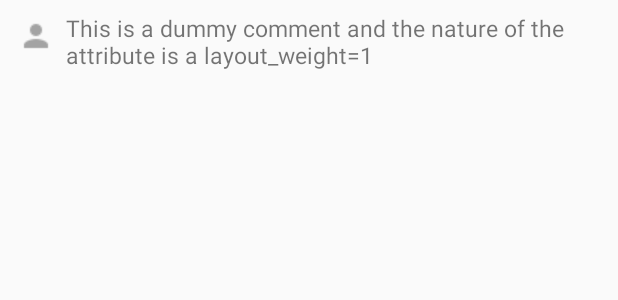
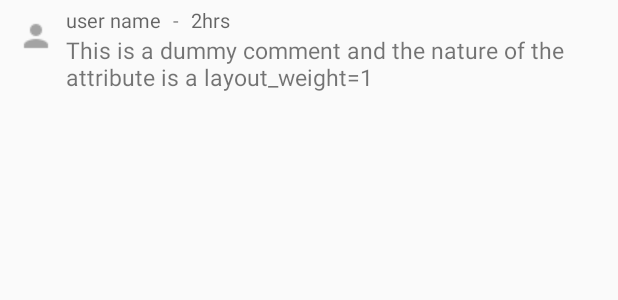
Before and after one commit to anosikeosifo/galleriaafrique, an Android app: the layout post_comments_list_item.xml on its own in the app's theme, with its tools: preview values and no code run, on a phone screen of 412 x 824 dp. Shown: the top 300 px of the screen. Run offline under Robolectric (Android 15) with nearby library versions, the phone set to English and light mode, and no system bars.

Commit message:
Improve Comments logic and code structure

```diff
--- a/app/src/main/java/com/galleriafrique/Constants.java
+++ b/app/src/main/java/com/galleriafrique/Constants.java
@@ -6,7 +6,7 @@ import java.text.SimpleDateFormat;
  * Created by osifo on 8/3/15.
  */
 public class Constants {
-    public static final String ENDPOINT                     = "http://tilteapp.herokuapp.com/api";
+    public static final String ENDPOINT                     = "http://52.34.197.169/api";
     public static final String PAGE_NUMBER                  = "page";
     public static final String TAG                          = "Galleriafrique";
     public static final String START_DATE                   = "startDate";
@@ -16,7 +16,7 @@ public class Constants {
     public static final String PARAM_POST_USER_ID           = "post[user_id]";
     public static final String PARAM_USER_ID                = "user_id";
     public static final String PARAM_POST_ID                = "post_id";
-    public static final String GET_POSTS_FAILED             = "Posts could not be loaded, Try again.";
+    public static final String GET_POSTS_FAILED                = "Posts could not be loaded, Try again.";
     public static final String CREATE_POSTS_FAILED          = "Posts could not be created, Try again.";
     public static final String POST_NEW_COMMENT             = "Posting your comment...";
     public static final String ADD_COMMENT_FAILED           = "Comment could not be posted. Try again.";
--- a/app/src/main/java/com/galleriafrique/controller/fragment/posts/PostDetails.java
+++ b/app/src/main/java/com/galleriafrique/controller/fragment/posts/PostDetails.java
@@ -142,7 +142,7 @@ public class PostDetails  extends BaseFragment implements CommentRepo.CommentRep
         ((TextView)postDetailsHeader.findViewById(R.id.post_username)).setText(post.getUser().getName());
         ((TextView)postDetailsHeader.findViewById(R.id.post_description)).setText(post.getDescription());
         ((TextView)postDetailsHeader.findViewById(R.id.post_location)).setText(post.getLocation());
-        ((TextView)postDetailsHeader.findViewById(R.id.post_created_at)).setText(post.getCreatedTime());
+        ((TextView)postDetailsHeader.findViewById(R.id.post_created_at)).setText(post.getCreatedAt());
 
         postUserAvatar = (ImageView)postDetailsHeader.findViewById(R.id.post_user_avatar);
         postImage = (ImageView)postDetailsHeader.findViewById(R.id.post_photo);
--- a/app/src/main/java/com/galleriafrique/controller/fragment/posts/Posts.java
+++ b/app/src/main/java/com/galleriafrique/controller/fragment/posts/Posts.java
@@ -77,7 +77,7 @@ public class Posts extends BaseFragment implements  PostRepo.PostRepoListener, P
     @Override
     public void onViewCreated(View view, Bundle savedInstanceState) {
         super.onViewCreated(view, savedInstanceState);
-        this.currentUserID = "44";
+        this.currentUserID = "12";
         this.postRepo = new PostRepo(this);
         this.activity = (HomeActivity)getActivity();
         this.postList = new ArrayList<Post>();
--- a/app/src/main/java/com/galleriafrique/util/repo/PostRepo.java
+++ b/app/src/main/java/com/galleriafrique/util/repo/PostRepo.java
@@ -100,7 +100,7 @@ public class PostRepo {
                     retryCount = 0;
                     while (retryCount < 4) {
                         if (postRepoListener != null) {
-                            postRepoListener.retryCreatePost(description, image, userId);
+//                            postRepoListener.retryCreatePost(description, image, userId);
                             retryCount++;
                         }
                     }
--- a/app/src/main/java/com/galleriafrique/view/adapters/CommentsListAdapter.java
+++ b/app/src/main/java/com/galleriafrique/view/adapters/CommentsListAdapter.java
@@ -65,10 +65,10 @@ public class CommentsListAdapter extends BaseAdapter {
     }
 
     private void setContent(CommentHolder commentHolder, Comment comment) {
-        //commentHolder.userName.setText(CommonUtils.getSafeString(comment.getUsername()));
+//        commentHolder.userName.setText(CommonUtils.getSafeString(comment.getUser().getName()));
         commentHolder.commentText.setText(CommonUtils.getSafeString(comment.getText()));
-        commentHolder.timeStamp.setText(CommonUtils.getSafeString(comment.getCreatedAt()));
-        Glide.with(context).load(comment.getUserImage()).centerCrop().placeholder(R.drawable.ic_avatar).error(R.drawable.ic_avatar).transform(new CircleTransform(context)).into(commentHolder.userAvatar);
+        commentHolder.timeStamp.setText(CommonUtils.getTimeline(comment.getCreatedAt()));
+        Glide.with(context).load(comment.getUserAvatar()).centerCrop().placeholder(R.drawable.ic_avatar).error(R.drawable.ic_avatar).transform(new CircleTransform(context)).into(commentHolder.userAvatar);
     }
 
     @Override
--- a/app/src/main/java/com/galleriafrique/view/adapters/PostsListAdapter.java
+++ b/app/src/main/java/com/galleriafrique/view/adapters/PostsListAdapter.java
@@ -57,7 +57,7 @@ public class PostsListAdapter extends RecyclerView.Adapter<PostHolder> {
     private void setContent(PostHolder postHolder, Post post) {
         postHolder.user.setText(post.getUser().getName());
         postHolder.description.setText(post.getDescription());
-        postHolder.createdAt.setText(post.getCreatedTime());
+        postHolder.createdAt.setText(CommonUtils.getTimeline(post.getCreatedAt()));
 
         Glide.with(context).load(post.getImage()).fitCenter().error(R.drawable.placeholder_photo)
                 .placeholder(R.drawable.placeholder_photo).crossFade().into(postHolder.photo);
--- a/app/src/main/java/com/galleriafrique/view/holders/CommentHolder.java
+++ b/app/src/main/java/com/galleriafrique/view/holders/CommentHolder.java
@@ -16,7 +16,7 @@ public class CommentHolder {
     public TextView userName;
 
     public CommentHolder(View view) {
-        //userName = (TextView)view.findViewById(R.id.comment_user_name);
+        userName = (TextView)view.findViewById(R.id.comment_user_name);
         userAvatar = (ImageView)view.findViewById(R.id.comment_user_avatar);
         commentText = (TextView)view.findViewById(R.id.comment_text);
         timeStamp = (TextView)view.findViewById(R.id.comment_time_stamp);
--- a/app/src/main/res/layout/post_comments_list_item.xml
+++ b/app/src/main/res/layout/post_comments_list_item.xml
@@ -14,35 +14,36 @@
         android:layout_weight="1"
         android:orientation="vertical">
 
-        <RelativeLayout
+        <LinearLayout
             android:layout_width="wrap_content"
-            android:layout_height="wrap_content">
+            android:layout_height="wrap_content"
+            android:orientation="horizontal">
 
-            <!--<TextView android:id="@+id/comment_user_name"-->
-                <!--android:layout_width="wrap_content"-->
-                <!--android:layout_height="wrap_content"-->
-                <!--android:layout_alignParentLeft="true"-->
-                <!--android:textSize="@dimen/text_small"-->
-                <!--android:textAppearance="?android:textAppearanceMedium"-->
-                <!--android:text="user name"/>-->
+            <TextView android:id="@+id/comment_user_name"
+                android:layout_width="wrap_content"
+                android:layout_height="wrap_content"
+                android:layout_alignParentLeft="true"
+                android:textSize="@dimen/text_small"
+                android:textAppearance="?android:textAppearanceMedium"
+                android:text="user name"/>
 
-            <!--<TextView android:id="@+id/separator"-->
-                <!--android:layout_width="wrap_content"-->
-                <!--android:layout_height="wrap_content"-->
-                <!--android:layout_marginLeft="@dimen/padding_large"-->
-                <!--android:layout_alignRight="@+id/comment_user_name"-->
-                <!--android:textSize="@dimen/text_small"-->
-                <!--android:textAppearance="?android:textAppearanceSmall"-->
-                <!--android:text="-"/>-->
+            <TextView android:id="@+id/separator"
+                android:layout_width="wrap_content"
+                android:layout_height="wrap_content"
+                android:layout_marginLeft="@dimen/padding_large"
+                android:layout_alignRight="@+id/comment_user_name"
+                android:textSize="@dimen/text_small"
+                android:textAppearance="?android:textAppearanceSmall"
+                android:text="-"/>
 
             <TextView android:id="@+id/comment_time_stamp"
                 android:layout_width="wrap_content"
-                android:layout_height="@dimen/padding_medium"
+                android:layout_height="wrap_content"
                 android:layout_marginLeft="@dimen/padding_large"
                 android:textSize="@dimen/text_small"
                 android:textAppearance="?android:textAppearanceMedium"
                 android:text="2hrs"/>
-        </RelativeLayout>
+        </LinearLayout>
 
 
 
```
Also changed, not shown: app/src/main/java/com/galleriafrique/model/comment/Comment.java (+6 -3 lines), app/src/main/java/com/galleriafrique/model/post/Post.java (+0 -37 lines), app/src/main/java/com/galleriafrique/util/CommonUtils.java (+39 -0 lines).
